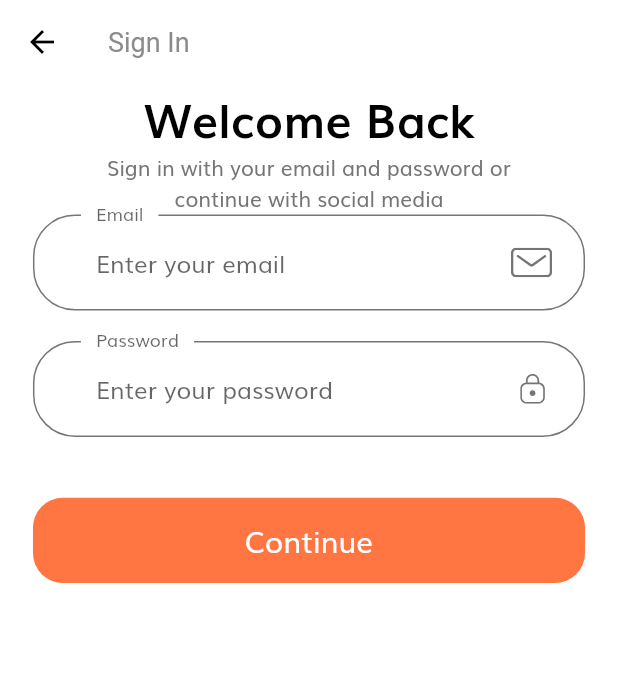
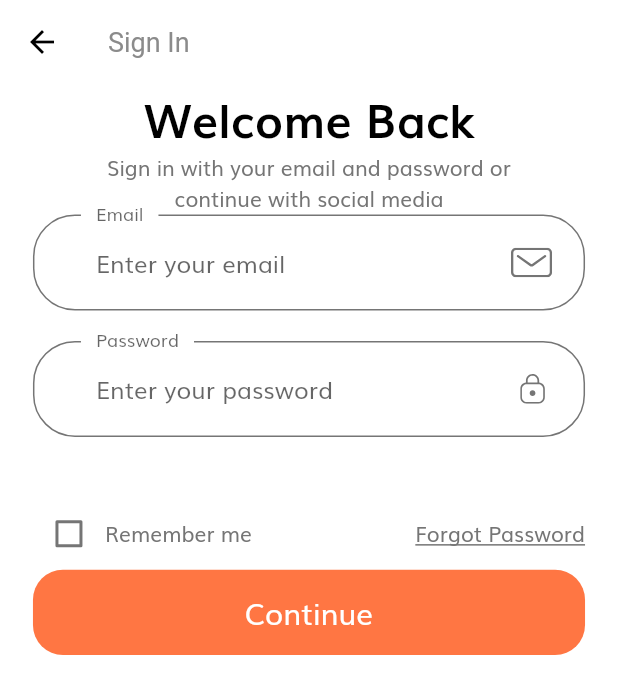
Before and after one commit to valehasadli/eshop, a Flutter app: the screen it shows after launch, after a tap on "Continue", on a phone screen of 412 x 824 dp. Shown: the top 694 px of the screen. Run offline on Flutter 3.47's test engine with Material 2 defaults, Android fonts, the phone set to English and light mode, and no system bars; our stand-ins replace flutter_svg.

Commit message:
feat: remember me and forgot password ui

```diff
--- a/lib/screens/login/components/body.dart
+++ b/lib/screens/login/components/body.dart
@@ -57,6 +57,7 @@ class LoginForm extends StatefulWidget {
 class _LoginFormState extends State<LoginForm> {
   String email;
   String password;
+  bool remember = false;
 
   final _formKey = GlobalKey<FormState>();
   final List<String> errors = [];
@@ -68,16 +69,31 @@ class _LoginFormState extends State<LoginForm> {
       child: Column(
         children: [
           buildEmailFormField(),
-          SizedBox(
-            height: getProportionateScreenHeight(20),
-          ),
+          SizedBox(height: getProportionateScreenHeight(20)),
           buildPasswordFormField(),
-          SizedBox(
-            height: getProportionateScreenHeight(20),
-          ),
+          SizedBox(height: getProportionateScreenHeight(20)),
           FormError(errors: errors),
-          SizedBox(
-            height: getProportionateScreenHeight(20),
+          SizedBox(height: getProportionateScreenHeight(20)),
+          Row(
+            children: [
+              Checkbox(
+                activeColor: kPrimaryColor,
+                value: remember,
+                onChanged: (value) {
+                  setState(() {
+                    remember = value;
+                  });
+                },
+              ),
+              Text('Remember me'),
+              Spacer(),
+              Text(
+                'Forgot Password',
+                style: TextStyle(
+                  decoration: TextDecoration.underline,
+                ),
+              ),
+            ],
           ),
           DefaultButton(
             text: 'Continue',
```
Also changed, not shown: 1 other file.
